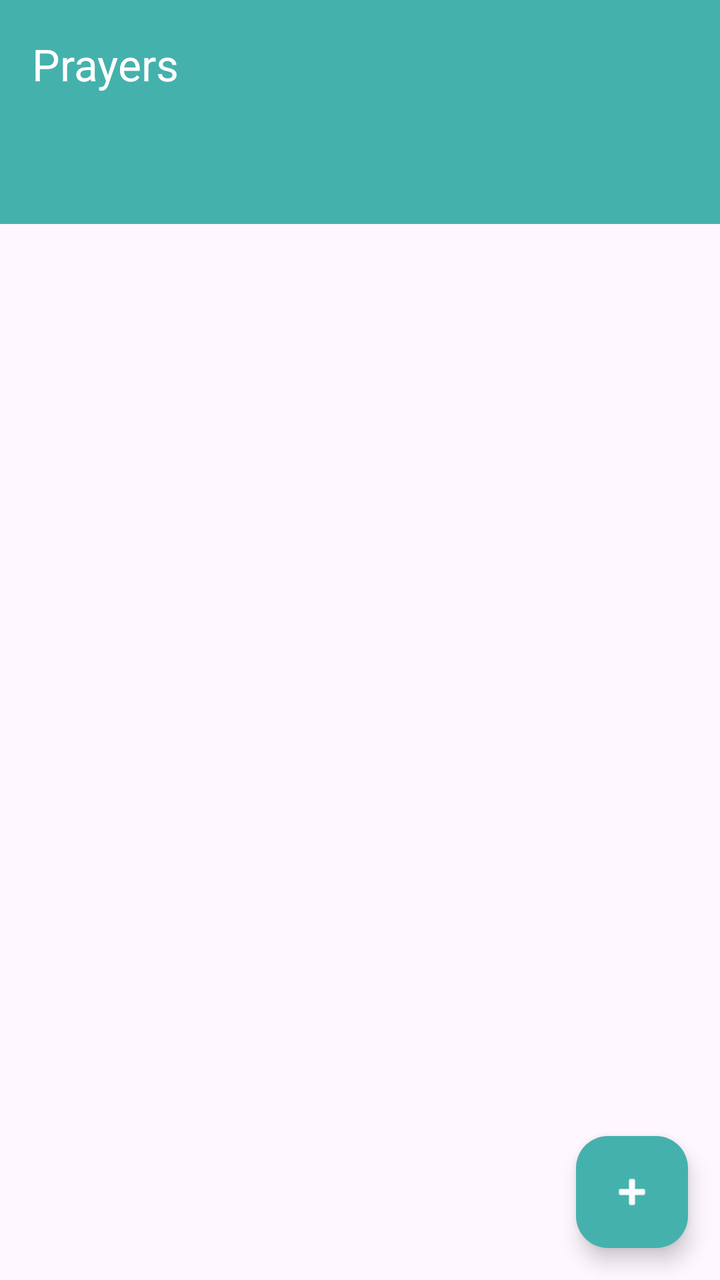
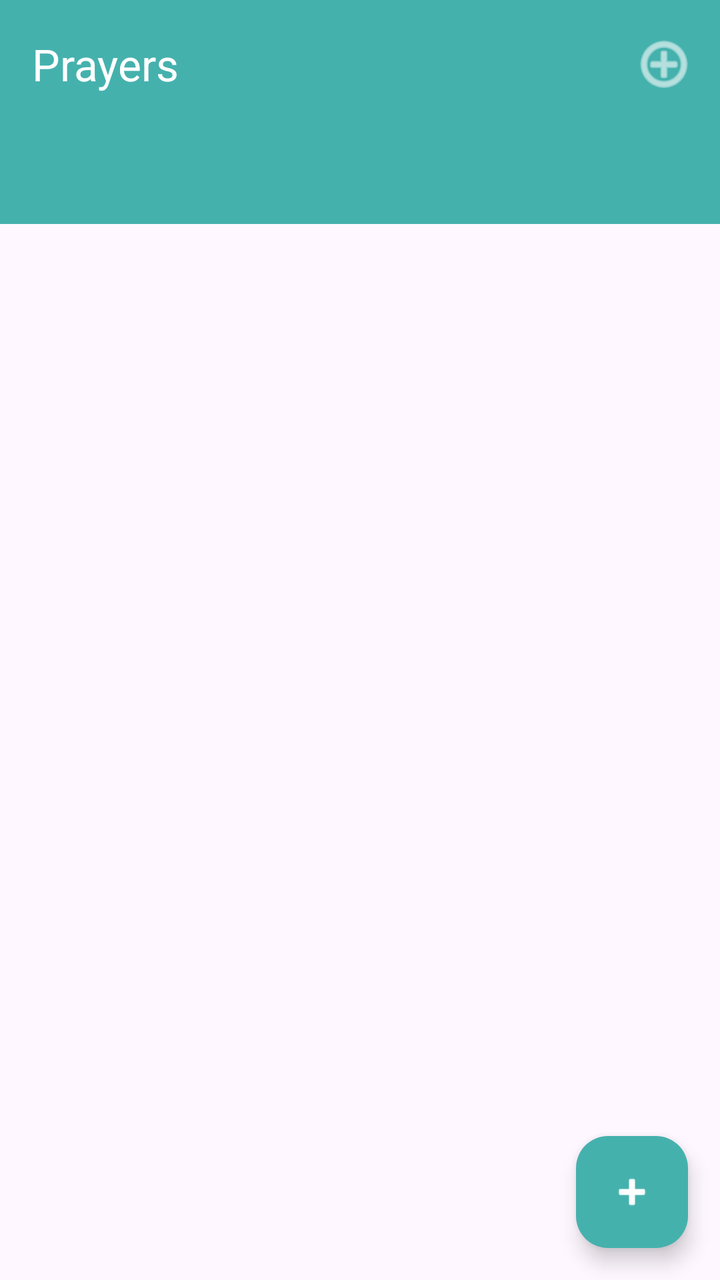

The first picture is an Android layout as it rendered before a commit; the second is the same layout after the commit. The layout source and the unified diff follow.
<!-- AndroidManifest.xml: application theme Theme.PrayerApp -->
<!-- res/layout/activity_main.xml -->
<?xml version="1.0" encoding="utf-8"?>
<androidx.coordinatorlayout.widget.CoordinatorLayout xmlns:android="http://schemas.android.com/apk/res/android"
    xmlns:app="http://schemas.android.com/apk/res-auto"
    android:layout_width="match_parent"
    android:layout_height="match_parent">

    <com.google.android.material.appbar.AppBarLayout
        android:layout_width="match_parent"
        android:layout_height="wrap_content">

        <com.google.android.material.appbar.MaterialToolbar
            android:id="@+id/toolbar"
            android:layout_width="match_parent"
            android:layout_height="?attr/actionBarSize"
            android:background="?attr/colorPrimary"
            app:title="@string/app_name"
            app:titleTextColor="@color/on_primary" />

        <com.google.android.material.tabs.TabLayout
            android:id="@+id/tabLayout"
            android:layout_width="match_parent"
            android:layout_height="wrap_content"
            android:background="?attr/colorPrimary"
            app:tabIndicatorColor="@color/on_primary"
            app:tabSelectedTextColor="@color/on_primary"
            app:tabTextColor="#CCFFFFFF" />

    </com.google.android.material.appbar.AppBarLayout>

    <androidx.viewpager2.widget.ViewPager2
        android:id="@+id/viewPager"
        android:layout_width="match_parent"
        android:layout_height="match_parent"
        app:layout_behavior="@string/appbar_scrolling_view_behavior" />

    <com.google.android.material.floatingactionbutton.FloatingActionButton
        android:id="@+id/fabAdd"
        android:layout_width="wrap_content"
        android:layout_height="wrap_content"
        android:layout_gravity="bottom|end"
        android:layout_margin="16dp"
        android:contentDescription="@string/add_prayer"
        app:backgroundTint="@color/primary"
        app:srcCompat="@android:drawable/ic_input_add"
        app:tint="@color/on_primary" />

</androidx.coordinatorlayout.widget.CoordinatorLayout>
<!-- resources referenced by this layout -->
<resources>
  <color name="on_primary">#FFFFFF</color>
  <color name="primary">#45B1AD</color>
  <string name="add_prayer">Add Prayer</string>
  <string name="app_name">Prayers</string>
  <style name="Theme.PrayerApp" parent="Theme.Material3.Light.NoActionBar">
          
          <item name="colorPrimary">@color/primary</item>
          <item name="colorPrimaryVariant">@color/primary_variant</item>
          <item name="colorOnPrimary">@color/on_primary</item>
          
          <item name="colorSecondary">@color/secondary</item>
          <item name="colorSecondaryVariant">@color/secondary_variant</item>
          <item name="colorOnSecondary">@color/on_secondary</item>
          
          <item name="android:statusBarColor">?attr/colorPrimaryVariant</item>
          
      </style>
  <color name="primary_variant">#378E8A</color>
  <color name="secondary">#03DAC6</color>
  <color name="secondary_variant">#018786</color>
  <color name="on_secondary">#000000</color>
</resources>

<!-- the commit's change to res/layout/activity_main.xml (unified diff, before → after) -->
@@ -14,7 +14,19 @@
             android:layout_height="?attr/actionBarSize"
             android:background="?attr/colorPrimary"
             app:title="@string/app_name"
-            app:titleTextColor="@color/on_primary" />
+            app:titleTextColor="@color/on_primary">
+
+            <ImageButton
+                android:id="@+id/btnAddCategory"
+                android:layout_width="wrap_content"
+                android:layout_height="wrap_content"
+                android:layout_gravity="end"
+                android:background="?attr/selectableItemBackgroundBorderless"
+                android:contentDescription="@string/add_category"
+                android:padding="12dp"
+                android:src="@android:drawable/ic_menu_add"
+                app:tint="@color/on_primary" />
+        </com.google.android.material.appbar.MaterialToolbar>
 
         <com.google.android.material.tabs.TabLayout
             android:id="@+id/tabLayout"
<!-- resource entries referenced after the edit -->
@@ -2,6 +2,7 @@
 <resources>
   <color name="on_primary">#FFFFFF</color>
   <color name="primary">#45B1AD</color>
+  <string name="add_category">Add Category</string>
   <string name="add_prayer">Add Prayer</string>
   <string name="app_name">Prayers</string>
   <style name="Theme.PrayerApp" parent="Theme.Material3.Light.NoActionBar">
